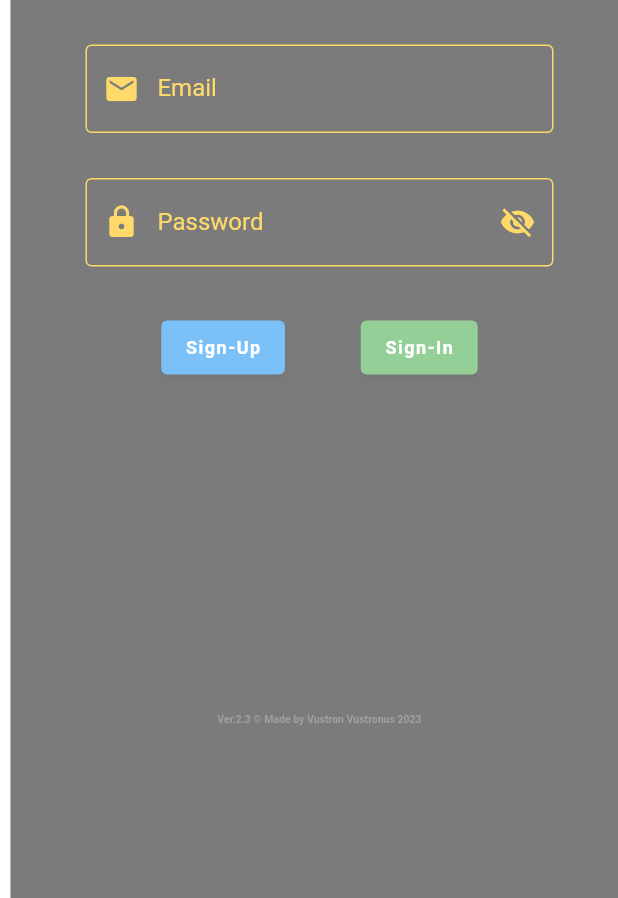
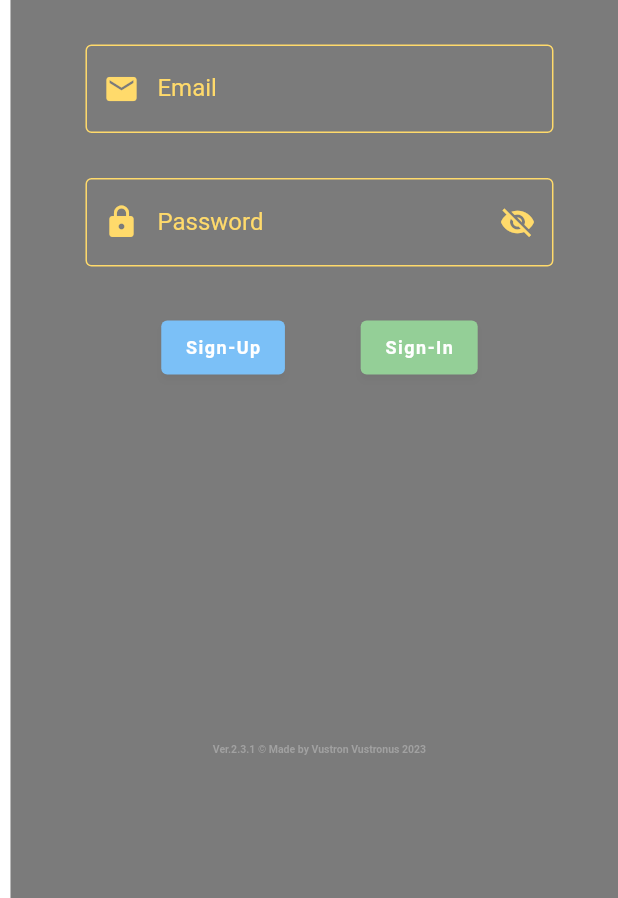
Before and after one commit to Vustron/Flutter-World-Time, a Flutter app: the screen it shows after launch, after a tap on "Sign-In", after a tap on "Sign-Up", on a phone screen of 412 x 824 dp, the part 338-1236 px from its top. Run offline on Flutter 3.47's test engine with Material 2 defaults, Android fonts, the light colour scheme and no system bars; our stand-ins replace firebase_auth, firebase_core, flutter_easyloading, flutter_spinkit, google_fonts, google_sign_in; missing offline and left inert: firebase_ui_auth, social_auth_buttons; accounts and stored records are empty.

Commit message:
Fixed edit button bug and some UI adjustments

```diff
--- a/lib/auth/signin.dart
+++ b/lib/auth/signin.dart
@@ -223,7 +223,7 @@ class _SignInState extends State<SignIn> {
                     TextButton(
                       onPressed: () => {},
                       child: Text(
-                        'Ver.2.3 \u00A9 Made by Vustron Vustronus 2023',
+                        'Ver.2.3.1 \u00A9 Made by Vustron Vustronus 2023',
                         style: GoogleFonts.zenDots(
                           fontSize: 7.0,
                           fontWeight: FontWeight.bold,
--- a/lib/auth/signup.dart
+++ b/lib/auth/signup.dart
@@ -165,14 +165,14 @@ class _SignUpState extends State<SignUp> {
                     ),
                   ],
                 ),
-                SizedBox(height: 200.0),
+                SizedBox(height: 220.0),
                 Row(
                   mainAxisAlignment: MainAxisAlignment.center,
                   children: [
                     TextButton(
                       onPressed: () => {},
                       child: Text(
-                        'Ver.2.3 \u00A9 Made by Vustron Vustronus 2023',
+                        'Ver.2.3.1 \u00A9 Made by Vustron Vustronus 2023',
                         style: GoogleFonts.zenDots(
                           fontSize: 7.0,
                           fontWeight: FontWeight.bold,
--- a/lib/components/editProfileContent.dart
+++ b/lib/components/editProfileContent.dart
@@ -23,7 +23,7 @@ class _EditProfileState extends State<EditProfile> {
   @override
   Widget build(BuildContext context) {
     return ListView(
-      padding: EdgeInsets.symmetric(vertical: 20.0, horizontal: 40.0),
+      padding: EdgeInsets.symmetric(vertical: 20.0, horizontal: 30.0),
       children: <Widget>[
         Center(
           child: Text(
--- a/lib/controller/googleAuth.dart
+++ b/lib/controller/googleAuth.dart
@@ -1,4 +1,4 @@
-// ignore_for_file: prefer_const_constructors, prefer_const_literals_to_create_immutables, library_private_types_in_public_api, camel_case_types, unused_import, avoid_unnecessary_containers, unused_field, unused_local_variable, avoid_print, empty_catches, file_names, use_build_context_synchronously
+// ignore_for_file: prefer_const_constructors, prefer_const_literals_to_create_immutables, library_private_types_in_public_api, camel_case_types, unused_import, avoid_unnecessary_containers, unused_field, unused_local_variable, avoid_print, empty_catches, file_names, use_build_context_synchronously, unnecessary_null_comparison
 
 import 'package:flutter/foundation.dart';
 import 'package:flutter/material.dart';
--- a/lib/views/changeLocationView.dart
+++ b/lib/views/changeLocationView.dart
@@ -59,6 +59,7 @@ class _ChangeLocationState extends State<ChangeLocation> {
         centerTitle: true,
         backgroundColor: Colors.grey[800],
         elevation: 0.0,
+        automaticallyImplyLeading: false,
       ),
       body: ChangeLocationContent(locations: locations),
     );
--- a/pubspec.yaml
+++ b/pubspec.yaml
@@ -16,7 +16,7 @@ publish_to: "none" # Remove this line if you wish to publish to pub.dev
 # https://developer.apple.com/library/archive/documentation/General/Reference/InfoPlistKeyReference/Articles/CoreFoundationKeys.html
 # In Windows, build-name is used as the major, minor, and patch parts
 # of the product and file versions while build-number is used as the build suffix.
-version: 2.3.0+1
+version: 2.3.1+1
 
 environment:
   sdk: ">=3.1.5 <4.0.0"
@@ -45,6 +45,7 @@ dependencies:
   google_sign_in: ^6.1.6
   firebase_ui_auth: ^1.10.0
   google_fonts: ^6.1.0
+  flutter_native_splash: ^2.3.5
 
 dev_dependencies:
   flutter_launcher_icons: ^0.13.1
```
Also changed, not shown: pubspec.lock.
